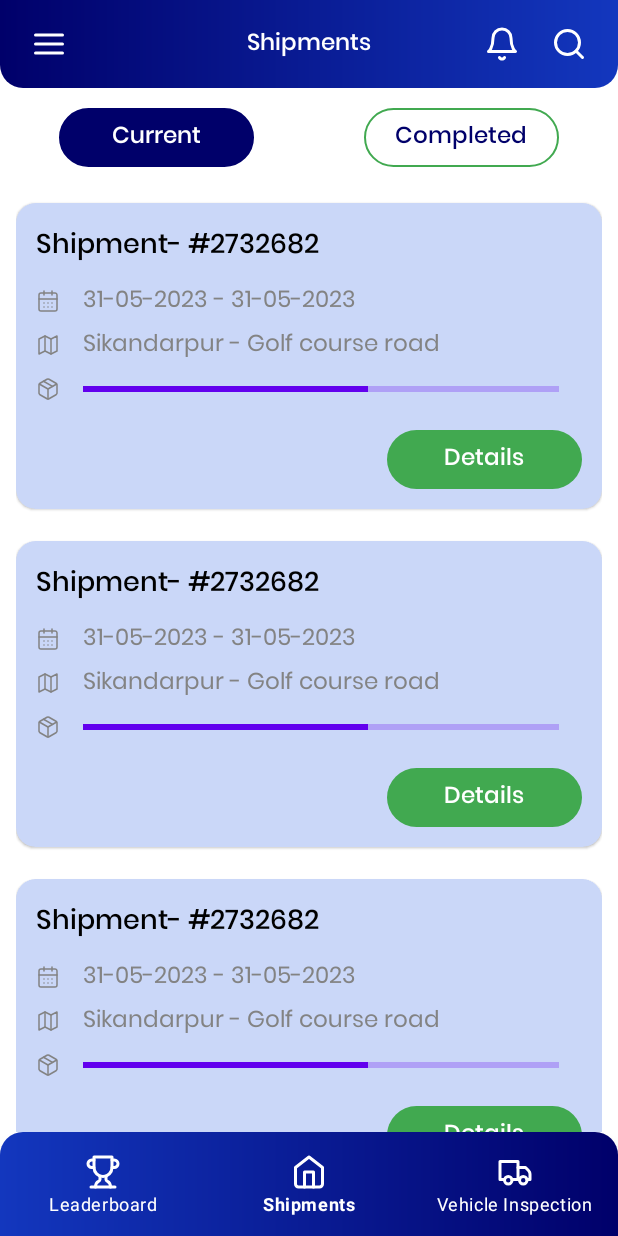
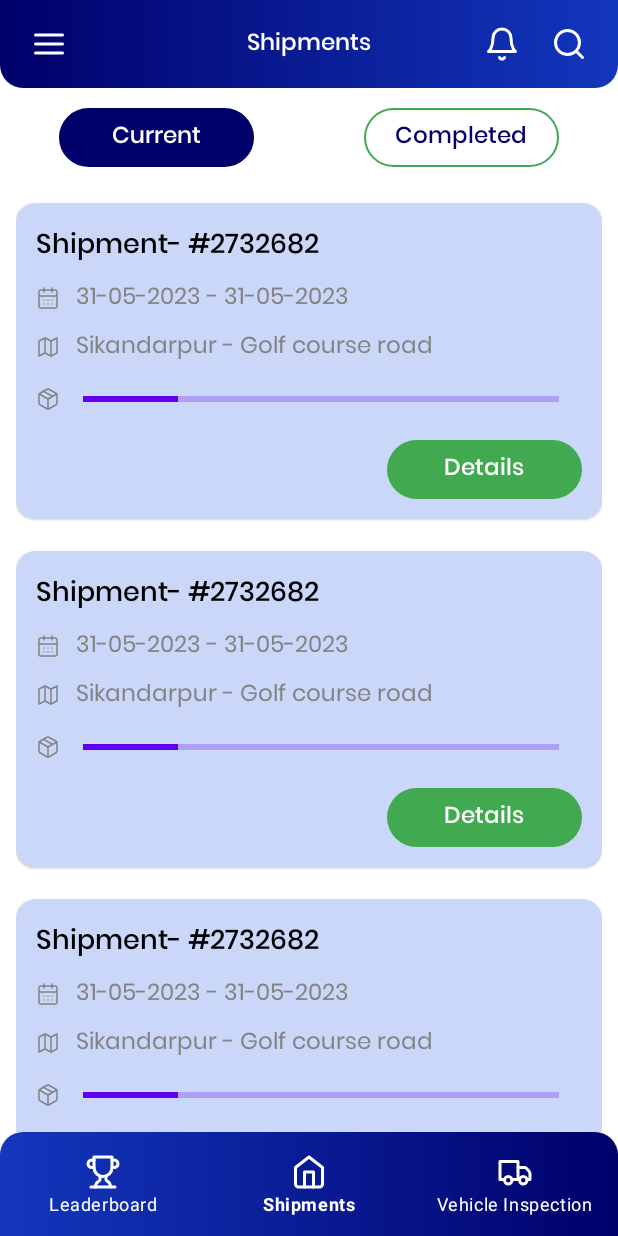
Before and after one commit to sahilpvns/DriveOP, an Android app: the ShipmentFragment screen opened through its navigation route, on a phone screen of 412 x 824 dp. Run offline under Robolectric (Android 15) with nearby library versions, the light colour scheme and no system bars; our stand-ins replace navigation-ui, sdp/ssp sizes.

Commit message:
Shipment screen ui and item showing done.

```diff
--- a/app/src/main/res/layout/item_shipment.xml
+++ b/app/src/main/res/layout/item_shipment.xml
@@ -24,49 +24,33 @@
             app:layout_constraintStart_toStartOf="parent"
             app:layout_constraintTop_toTopOf="parent" />
 
-        <ImageView
-            android:id="@+id/ivCalender"
-            android:layout_width="wrap_content"
-            android:layout_height="wrap_content"
-            android:layout_marginTop="@dimen/_10ssp"
-            android:background="@drawable/shape_calender"
-            app:layout_constraintStart_toStartOf="@+id/tvShipment"
-            app:layout_constraintTop_toBottomOf="@+id/tvShipment" />
-
         <com.google.android.material.textview.MaterialTextView
             android:id="@+id/tvDateTime"
             android:layout_width="wrap_content"
             android:layout_height="wrap_content"
-            android:layout_marginStart="@dimen/_12sdp"
             android:fontFamily="@font/poppins_regular"
+            android:layout_marginTop="@dimen/_5sdp"
             android:text="31-05-2023 - 31-05-2023"
+            android:drawableStart="@drawable/shape_calender"
+            android:drawablePadding="@dimen/_8sdp"
             android:textColor="@color/light_black"
             android:textSize="@dimen/_12sdp"
-            app:layout_constraintBottom_toBottomOf="@+id/ivCalender"
-            app:layout_constraintStart_toEndOf="@+id/ivCalender"
-            app:layout_constraintTop_toTopOf="@+id/ivCalender" />
-
-        <ImageView
-            android:id="@+id/ivRoadAddress"
-            android:layout_width="wrap_content"
-            android:layout_height="wrap_content"
-            android:layout_marginTop="@dimen/_10ssp"
-            android:background="@drawable/shape_map"
-            app:layout_constraintStart_toStartOf="@+id/tvShipment"
-            app:layout_constraintTop_toBottomOf="@+id/ivCalender" />
+            app:layout_constraintStart_toStartOf="parent"
+            app:layout_constraintTop_toBottomOf="@+id/tvShipment" />
 
         <com.google.android.material.textview.MaterialTextView
             android:id="@+id/tvAddress"
             android:layout_width="wrap_content"
             android:layout_height="wrap_content"
-            android:layout_marginStart="@dimen/_12sdp"
             android:fontFamily="@font/poppins_regular"
+            android:layout_marginTop="@dimen/_5sdp"
             android:text="Sikandarpur - Golf course road"
             android:textColor="@color/light_black"
             android:textSize="@dimen/_12sdp"
-            app:layout_constraintBottom_toBottomOf="@+id/ivRoadAddress"
-            app:layout_constraintStart_toEndOf="@+id/ivRoadAddress"
-            app:layout_constraintTop_toTopOf="@+id/ivRoadAddress" />
+            android:drawableStart="@drawable/shape_map"
+            android:drawablePadding="@dimen/_8sdp"
+            app:layout_constraintStart_toStartOf="parent"
+            app:layout_constraintTop_toBottomOf="@+id/tvDateTime" />
 
         <ImageView
             android:id="@+id/ivTripStatus"
@@ -75,7 +59,7 @@
             android:layout_marginTop="@dimen/_10ssp"
             android:background="@drawable/shape_trip_status"
             app:layout_constraintStart_toStartOf="@+id/tvShipment"
-            app:layout_constraintTop_toBottomOf="@+id/ivRoadAddress" />
+            app:layout_constraintTop_toBottomOf="@+id/tvAddress" />
 
         <com.google.android.material.progressindicator.LinearProgressIndicator
             android:id="@+id/progressTruck"
@@ -83,7 +67,7 @@
             android:layout_height="wrap_content"
             android:layout_marginHorizontal="@dimen/_12sdp"
             android:max="100"
-            android:progress="60"
+            android:progress="20"
             app:layout_constraintBottom_toBottomOf="@+id/ivTripStatus"
             app:layout_constraintEnd_toEndOf="parent"
             app:layout_constraintStart_toEndOf="@+id/ivTripStatus"
```
